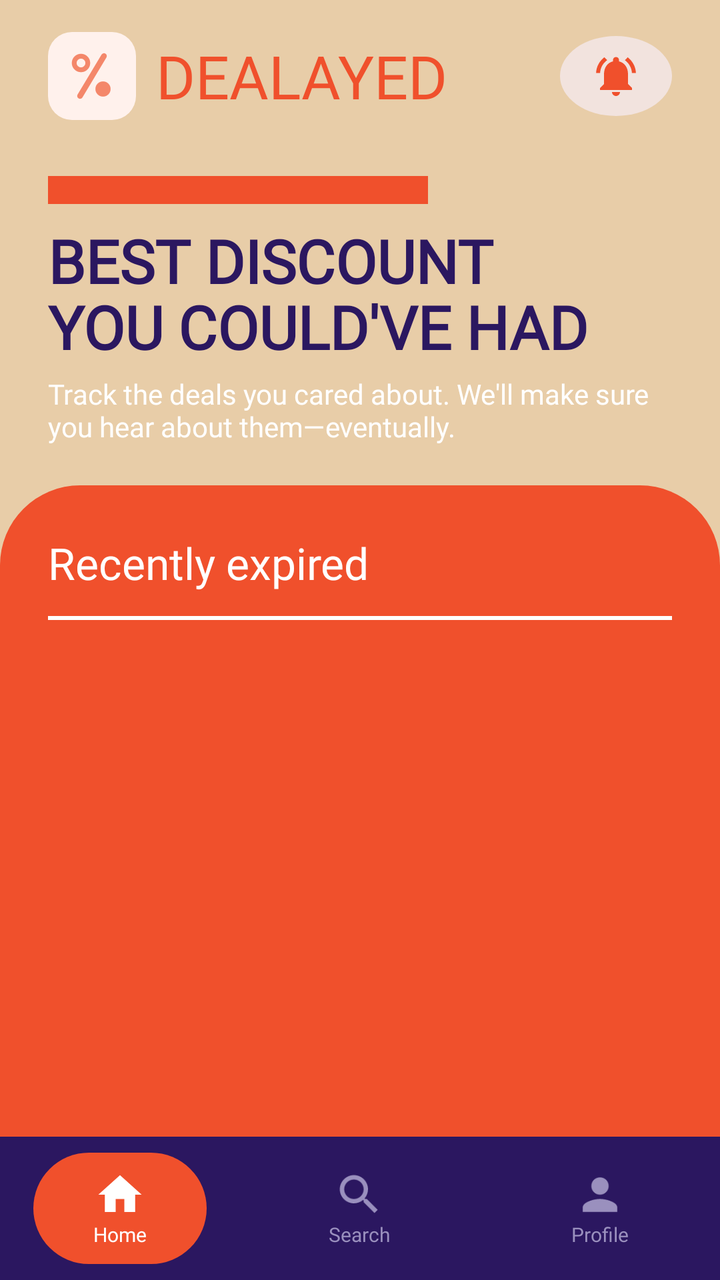
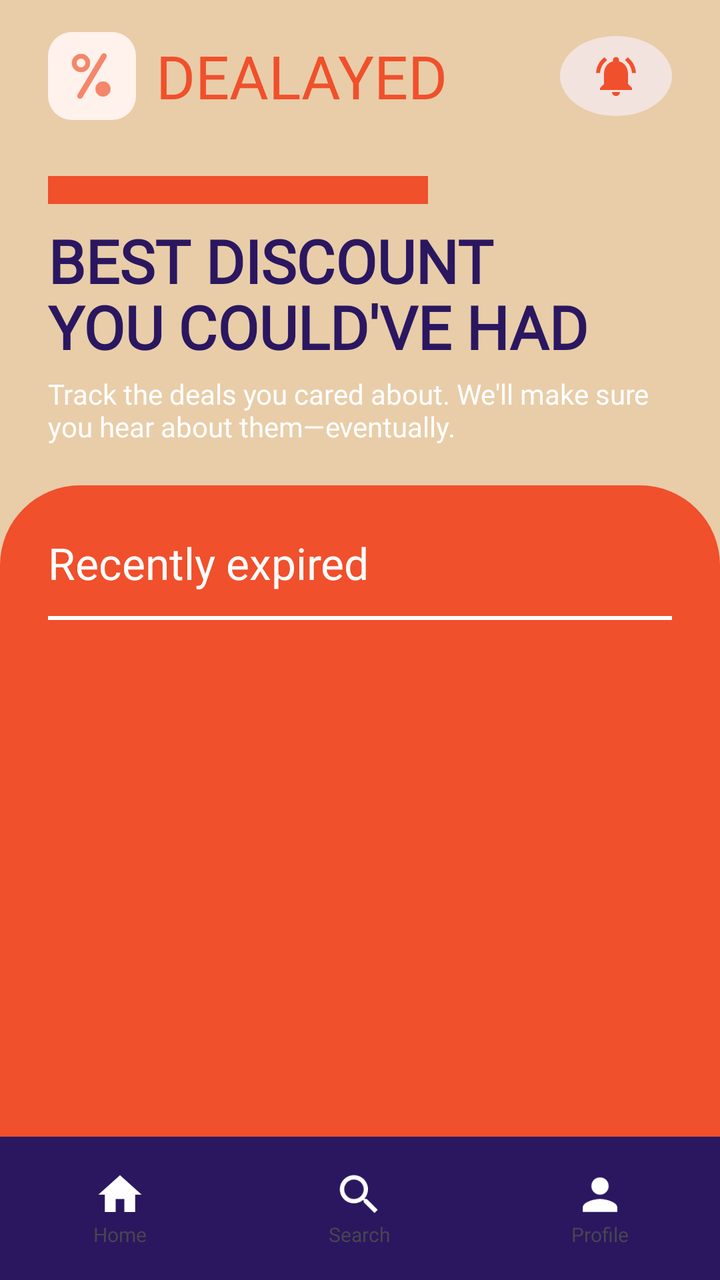

Screens rendered from an Android XML layout before and after an edit, with the pre-edit source and the edit as a unified diff.
<!-- AndroidManifest.xml: application theme Theme.Dealayed -->
<!-- res/layout/activity_home.xml -->
<?xml version="1.0" encoding="utf-8"?>
<LinearLayout xmlns:android="http://schemas.android.com/apk/res/android"
    xmlns:app="http://schemas.android.com/apk/res-auto"
    android:id="@+id/root"
    android:layout_width="match_parent"
    android:layout_height="match_parent"
    android:orientation="vertical"
    android:background="@color/beige">

    
    
    <LinearLayout
        android:layout_width="match_parent"
        android:layout_height="wrap_content"
        android:gravity="center_vertical"
        android:orientation="horizontal"
        android:paddingStart="24dp"
        android:paddingEnd="24dp"
        android:paddingTop="16dp"
        android:paddingBottom="4dp">

        <ImageView
            android:layout_width="44dp"
            android:layout_height="44dp"
            android:contentDescription="Dealayed logo"
            android:src="@drawable/ic_logo_mark" />

        <TextView
            android:layout_width="0dp"
            android:layout_height="wrap_content"
            android:layout_weight="1"
            android:layout_marginStart="10dp"
            android:fontFamily="@font/lexend_extrabold"
            android:text="DEALAYED"
            android:textColor="@color/orange"
            android:textSize="30sp" />

        <ImageView
            android:id="@+id/bellButton"
            android:layout_width="56dp"
            android:layout_height="40dp"
            android:background="@drawable/bg_bell_button"
            android:padding="8dp"
            android:src="@drawable/ic_bell"
            app:tint="@color/orange" />

    </LinearLayout>

    
    <View
        android:layout_width="190dp"
        android:layout_height="14dp"
        android:layout_marginStart="24dp"
        android:layout_marginTop="24dp"
        android:background="@color/orange" />

    <TextView
        android:layout_width="match_parent"
        android:layout_height="wrap_content"
        android:layout_marginStart="24dp"
        android:layout_marginEnd="24dp"
        android:layout_marginTop="8dp"
        android:fontFamily="@font/lexend"
        android:text="BEST DISCOUNT\nYOU COULD\'VE HAD"
        android:textColor="@color/purple"
        android:textSize="30sp"
        android:textStyle="bold"
        android:lineSpacingMultiplier="0.95" />

    <TextView
        android:layout_width="match_parent"
        android:layout_height="wrap_content"
        android:layout_marginStart="24dp"
        android:layout_marginEnd="24dp"
        android:layout_marginTop="4dp"
        android:fontFamily="@font/lexend"
        android:text="Track the deals you cared about. We\'ll make sure you hear about them—eventually."
        android:textColor="@color/white"
        android:textSize="14sp" />

    
    <LinearLayout
        android:layout_width="match_parent"
        android:layout_height="0dp"
        android:layout_weight="1"
        android:layout_marginTop="20dp"
        android:orientation="vertical"
        android:background="@drawable/bg_panel">

        <TextView
            android:layout_width="wrap_content"
            android:layout_height="wrap_content"
            android:layout_marginStart="24dp"
            android:layout_marginTop="24dp"
            android:fontFamily="@font/lexend"
            android:text="Recently expired"
            android:textColor="@color/white"
            android:textSize="22sp" />

        <View
            android:layout_width="match_parent"
            android:layout_height="2dp"
            android:layout_marginStart="24dp"
            android:layout_marginEnd="24dp"
            android:layout_marginTop="12dp"
            android:background="@color/white" />

        
        <HorizontalScrollView
            android:layout_width="match_parent"
            android:layout_height="wrap_content"
            android:layout_marginTop="16dp"
            android:clipToPadding="false"
            android:paddingStart="20dp"
            android:paddingEnd="20dp"
            android:scrollbars="none">

            <LinearLayout
                android:id="@+id/chipContainer"
                android:layout_width="wrap_content"
                android:layout_height="wrap_content"
                android:orientation="horizontal" />
        </HorizontalScrollView>

        
        <androidx.recyclerview.widget.RecyclerView
            android:id="@+id/dealList"
            android:layout_width="match_parent"
            android:layout_height="0dp"
            android:layout_weight="1"
            android:layout_marginTop="16dp"
            android:clipToPadding="false" />

    </LinearLayout>

    
    <LinearLayout
        android:id="@+id/bottomNav"
        android:layout_width="match_parent"
        android:layout_height="wrap_content"
        android:orientation="horizontal"
        android:background="@color/purple"
        android:paddingTop="8dp"
        android:paddingBottom="8dp">

        
        <LinearLayout
            android:layout_width="0dp"
            android:layout_height="wrap_content"
            android:layout_weight="1"
            android:gravity="center">

            <LinearLayout
                android:layout_width="wrap_content"
                android:layout_height="wrap_content"
                android:background="@drawable/bg_nav_active"
                android:gravity="center"
                android:orientation="vertical"
                android:paddingStart="30dp"
                android:paddingEnd="30dp"
                android:paddingTop="8dp"
                android:paddingBottom="8dp">

                <ImageView
                    android:layout_width="26dp"
                    android:layout_height="26dp"
                    android:src="@drawable/ic_home"
                    app:tint="@color/white" />

                <TextView
                    android:layout_width="wrap_content"
                    android:layout_height="wrap_content"
                    android:fontFamily="@font/lexend"
                    android:text="Home"
                    android:textColor="@color/white"
                    android:textSize="10sp" />
            </LinearLayout>
        </LinearLayout>

        
        <LinearLayout
            android:id="@+id/navSearch"
            android:layout_width="0dp"
            android:layout_height="wrap_content"
            android:layout_weight="1"
            android:clickable="true"
            android:focusable="true"
            android:gravity="center">

            <LinearLayout
                android:layout_width="wrap_content"
                android:layout_height="wrap_content"
                android:gravity="center"
                android:orientation="vertical"
                android:paddingTop="8dp"
                android:paddingBottom="8dp">

                <ImageView
                    android:layout_width="26dp"
                    android:layout_height="26dp"
                    android:src="@drawable/ic_search"
                    app:tint="@color/nav_inactive" />

                <TextView
                    android:layout_width="wrap_content"
                    android:layout_height="wrap_content"
                    android:fontFamily="@font/lexend"
                    android:text="Search"
                    android:textColor="@color/nav_inactive"
                    android:textSize="10sp" />
            </LinearLayout>
        </LinearLayout>

        
        <LinearLayout
            android:layout_width="0dp"
            android:layout_height="wrap_content"
            android:layout_weight="1"
            android:gravity="center">

            <LinearLayout
                android:layout_width="wrap_content"
                android:layout_height="wrap_content"
                android:gravity="center"
                android:orientation="vertical"
                android:paddingTop="8dp"
                android:paddingBottom="8dp">

                <ImageView
                    android:layout_width="26dp"
                    android:layout_height="26dp"
                    android:src="@drawable/ic_person"
                    app:tint="@color/nav_inactive" />

                <TextView
                    android:layout_width="wrap_content"
                    android:layout_height="wrap_content"
                    android:fontFamily="@font/lexend"
                    android:text="Profile"
                    android:textColor="@color/nav_inactive"
                    android:textSize="10sp" />
            </LinearLayout>
        </LinearLayout>

    </LinearLayout>

</LinearLayout>
<!-- resources referenced by this layout -->
<resources>
  <color name="beige">#E8CDA8</color>
  <color name="nav_inactive">#9A90BE</color>
  <color name="orange">#F0502C</color>
  <color name="purple">#2B1760</color>
  <color name="white">#FFFFFFFF</color>
  <!-- drawable bg_bell_button (drawable) -->
  <shape xmlns:android="http://schemas.android.com/apk/res/android" android:shape="oval">
      <solid android:color="#F2E3DE"/>
  </shape>
  <!-- drawable bg_nav_active (drawable) -->
  <?xml version="1.0" encoding="utf-8"?>
  <shape xmlns:android="http://schemas.android.com/apk/res/android"
      android:shape="rectangle">
      <solid android:color="@color/orange" />
      <corners android:radius="28dp" />
  </shape>
  <!-- drawable bg_panel (drawable) -->
  <?xml version="1.0" encoding="utf-8"?>
  <shape xmlns:android="http://schemas.android.com/apk/res/android"
      android:shape="rectangle">
      <solid android:color="@color/orange" />
      <corners
          android:topLeftRadius="40dp"
          android:topRightRadius="40dp" />
  </shape>
  <!-- drawable ic_bell (drawable) -->
  <vector xmlns:android="http://schemas.android.com/apk/res/android" android:height="24dp" android:tint="#000000" android:viewportHeight="24" android:viewportWidth="24" android:width="24dp">
        
      <path android:fillColor="@android:color/white" android:pathData="M7.58,4.08L6.15,2.65C3.75,4.48 2.17,7.3 2.03,10.5h2c0.15,-2.65 1.51,-4.97 3.55,-6.42zM19.97,10.5h2c-0.15,-3.2 -1.73,-6.02 -4.12,-7.85l-1.42,1.43c2.02,1.45 3.39,3.77 3.54,6.42zM18,11c0,-3.07 -1.64,-5.64 -4.5,-6.32L13.5,4c0,-0.83 -0.67,-1.5 -1.5,-1.5s-1.5,0.67 -1.5,1.5v0.68C7.63,5.36 6,7.92 6,11v5l-2,2v1h16v-1l-2,-2v-5zM12,22c0.14,0 0.27,-0.01 0.4,-0.04 0.65,-0.14 1.18,-0.58 1.44,-1.18 0.1,-0.24 0.15,-0.5 0.15,-0.78h-4c0.01,1.1 0.9,2 2.01,2z"/>
      
  </vector>
  <!-- drawable ic_home (drawable) -->
  <?xml version="1.0" encoding="utf-8"?>
  <vector xmlns:android="http://schemas.android.com/apk/res/android"
      android:width="24dp"
      android:height="24dp"
      android:viewportWidth="24"
      android:viewportHeight="24">
      <path
          android:fillColor="#FFFFFF"
          android:pathData="M10,20v-6h4v6h5v-8h3L12,3 2,12h3v8z" />
  </vector>
  <!-- drawable ic_person (drawable) -->
  <?xml version="1.0" encoding="utf-8"?>
  <vector xmlns:android="http://schemas.android.com/apk/res/android"
      android:width="24dp"
      android:height="24dp"
      android:viewportWidth="24"
      android:viewportHeight="24">
      <path
          android:fillColor="#FFFFFF"
          android:pathData="M12,12c2.21,0 4,-1.79 4,-4s-1.79,-4 -4,-4 -4,1.79 -4,4 1.79,4 4,4zM12,14c-2.67,0 -8,1.34 -8,4v2h16v-2c0,-2.66 -5.33,-4 -8,-4z" />
  </vector>
  <!-- drawable ic_search (drawable) -->
  <?xml version="1.0" encoding="utf-8"?>
  <vector xmlns:android="http://schemas.android.com/apk/res/android"
      android:width="24dp"
      android:height="24dp"
      android:viewportWidth="24"
      android:viewportHeight="24">
      <path
          android:fillColor="#FFFFFF"
          android:pathData="M15.5,14h-0.79l-0.28,-0.27C15.41,12.59 16,11.11 16,9.5 16,5.91 13.09,3 9.5,3S3,5.91 3,9.5 5.91,16 9.5,16c1.61,0 3.09,-0.59 4.23,-1.57l0.27,0.28v0.79l5,4.99L20.49,19l-4.99,-5zM9.5,14C7.01,14 5,11.99 5,9.5S7.01,5 9.5,5 14,7.01 14,9.5 11.99,14 9.5,14z" />
  </vector>
  <style name="Theme.Dealayed" parent="Base.Theme.Dealayed" />
  <style name="Base.Theme.Dealayed" parent="Theme.Material3.DayNight.NoActionBar">
          
          
      </style>
  <!-- unchanged entries left out for length: 1 -->
</resources>

<!-- the commit's change to res/layout/activity_home.xml (unified diff, before → after) -->
@@ -7,7 +7,6 @@
     android:orientation="vertical"
     android:background="@color/beige">
 
-    
     
     <LinearLayout
         android:layout_width="match_parent"
@@ -134,114 +133,132 @@
     </LinearLayout>
 
     
-    <LinearLayout
-        android:id="@+id/bottomNav"
-        android:layout_width="match_parent"
-        android:layout_height="wrap_content"
-        android:orientation="horizontal"
-        android:background="@color/purple"
-        android:paddingTop="8dp"
-        android:paddingBottom="8dp">
-
-        
+    <include
+        layout="@layout/view_bottom_nav"
+        android:layout_width="match_parent"
+        android:layout_height="wrap_content" />
+
+</LinearLayout>
+<!-- res/layout/view_bottom_nav.xml (included above) -->
+<?xml version="1.0" encoding="utf-8"?>
+<LinearLayout xmlns:android="http://schemas.android.com/apk/res/android"
+    android:id="@+id/bottomNav"
+    android:layout_width="match_parent"
+    android:layout_height="wrap_content"
+    android:background="@color/purple"
+    android:orientation="horizontal"
+    android:paddingTop="8dp"
+    android:paddingBottom="8dp">
+
+    
+    <LinearLayout
+        android:id="@+id/navHome"
+        android:layout_width="0dp"
+        android:layout_height="wrap_content"
+        android:layout_weight="1"
+        android:clickable="true"
+        android:focusable="true"
+        android:gravity="center">
+
         <LinearLayout
-            android:layout_width="0dp"
-            android:layout_height="wrap_content"
-            android:layout_weight="1"
-            android:gravity="center">
-
-            <LinearLayout
-                android:layout_width="wrap_content"
-                android:layout_height="wrap_content"
-                android:background="@drawable/bg_nav_active"
-                android:gravity="center"
-                android:orientation="vertical"
-                android:paddingStart="30dp"
-                android:paddingEnd="30dp"
-                android:paddingTop="8dp"
-                android:paddingBottom="8dp">
-
-                <ImageView
-                    android:layout_width="26dp"
-                    android:layout_height="26dp"
-                    android:src="@drawable/ic_home"
-                    app:tint="@color/white" />
-
-                <TextView
-                    android:layout_width="wrap_content"
-                    android:layout_height="wrap_content"
-                    android:fontFamily="@font/lexend"
-                    android:text="Home"
-                    android:textColor="@color/white"
-                    android:textSize="10sp" />
-            </LinearLayout>
+            android:id="@+id/navHomePill"
+            android:layout_width="wrap_content"
+            android:layout_height="wrap_content"
+            android:gravity="center"
+            android:orientation="vertical"
+            android:paddingStart="30dp"
+            android:paddingEnd="30dp"
+            android:paddingTop="8dp"
+            android:paddingBottom="8dp">
+
+            <ImageView
+                android:id="@+id/navHomeIcon"
+                android:layout_width="26dp"
+                android:layout_height="26dp"
+                android:src="@drawable/ic_home" />
+
+            <TextView
+                android:id="@+id/navHomeLabel"
+                android:layout_width="wrap_content"
+                android:layout_height="wrap_content"
+                android:fontFamily="@font/lexend"
+                android:text="Home"
+                android:textSize="10sp" />
         </LinearLayout>
-
-        
+    </LinearLayout>
+
+    
+    <LinearLayout
+        android:id="@+id/navSearch"
+        android:layout_width="0dp"
+        android:layout_height="wrap_content"
+        android:layout_weight="1"
+        android:clickable="true"
+        android:focusable="true"
+        android:gravity="center">
+
         <LinearLayout
-            android:id="@+id/navSearch"
-            android:layout_width="0dp"
-            android:layout_height="wrap_content"
-            android:layout_weight="1"
-            android:clickable="true"
-            android:focusable="true"
-            android:gravity="center">
-
-            <LinearLayout
-                android:layout_width="wrap_content"
-                android:layout_height="wrap_content"
-                android:gravity="center"
-                android:orientation="vertical"
-                android:paddingTop="8dp"
-                android:paddingBottom="8dp">
-
-                <ImageView
-                    android:layout_width="26dp"
-                    android:layout_height="26dp"
-                    android:src="@drawable/ic_search"
-                    app:tint="@color/nav_inactive" />
-
-                <TextView
-                    android:layout_width="wrap_content"
-                    android:layout_height="wrap_content"
-                    android:fontFamily="@font/lexend"
-                    android:text="Search"
-                    android:textColor="@color/nav_inactive"
-                    android:textSize="10sp" />
-            </LinearLayout>
+            android:id="@+id/navSearchPill"
+            android:layout_width="wrap_content"
+            android:layout_height="wrap_content"
+            android:gravity="center"
+            android:orientation="vertical"
+            android:paddingStart="30dp"
+            android:paddingEnd="30dp"
+            android:paddingTop="8dp"
+            android:paddingBottom="8dp">
+
+            <ImageView
+                android:id="@+id/navSearchIcon"
+                android:layout_width="26dp"
+                android:layout_height="26dp"
+                android:src="@drawable/ic_search" />
+
+            <TextView
+                android:id="@+id/navSearchLabel"
+                android:layout_width="wrap_content"
+                android:layout_height="wrap_content"
+                android:fontFamily="@font/lexend"
+                android:text="Search"
+                android:textSize="10sp" />
         </LinearLayout>
-
-        
+    </LinearLayout>
+
+    
+    <LinearLayout
+        android:id="@+id/navProfile"
+        android:layout_width="0dp"
+        android:layout_height="wrap_content"
+        android:layout_weight="1"
+        android:clickable="true"
+        android:focusable="true"
+        android:gravity="center">
+
         <LinearLayout
-            android:layout_width="0dp"
-            android:layout_height="wrap_content"
-            android:layout_weight="1"
-            android:gravity="center">
-
-            <LinearLayout
-                android:layout_width="wrap_content"
-                android:layout_height="wrap_content"
-                android:gravity="center"
-                android:orientation="vertical"
-                android:paddingTop="8dp"
-                android:paddingBottom="8dp">
-
-                <ImageView
-                    android:layout_width="26dp"
-                    android:layout_height="26dp"
-                    android:src="@drawable/ic_person"
-                    app:tint="@color/nav_inactive" />
-
-                <TextView
-                    android:layout_width="wrap_content"
-                    android:layout_height="wrap_content"
-                    android:fontFamily="@font/lexend"
-                    android:text="Profile"
-                    android:textColor="@color/nav_inactive"
-                    android:textSize="10sp" />
-            </LinearLayout>
+            android:id="@+id/navProfilePill"
+            android:layout_width="wrap_content"
+            android:layout_height="wrap_content"
+            android:gravity="center"
+            android:orientation="vertical"
+            android:paddingStart="30dp"
+            android:paddingEnd="30dp"
+            android:paddingTop="8dp"
+            android:paddingBottom="8dp">
+
+            <ImageView
+                android:id="@+id/navProfileIcon"
+                android:layout_width="26dp"
+                android:layout_height="26dp"
+                android:src="@drawable/ic_person" />
+
+            <TextView
+                android:id="@+id/navProfileLabel"
+                android:layout_width="wrap_content"
+                android:layout_height="wrap_content"
+                android:fontFamily="@font/lexend"
+                android:text="Profile"
+                android:textSize="10sp" />
         </LinearLayout>
-
     </LinearLayout>
 
 </LinearLayout>
<!-- resource entries referenced after the edit -->
@@ -1,20 +1,12 @@
 <!-- resources referenced by this layout -->
 <resources>
   <color name="beige">#E8CDA8</color>
-  <color name="nav_inactive">#9A90BE</color>
   <color name="orange">#F0502C</color>
   <color name="purple">#2B1760</color>
   <color name="white">#FFFFFFFF</color>
   <!-- drawable bg_bell_button (drawable) -->
   <shape xmlns:android="http://schemas.android.com/apk/res/android" android:shape="oval">
       <solid android:color="#F2E3DE"/>
-  </shape>
-  <!-- drawable bg_nav_active (drawable) -->
-  <?xml version="1.0" encoding="utf-8"?>
-  <shape xmlns:android="http://schemas.android.com/apk/res/android"
-      android:shape="rectangle">
-      <solid android:color="@color/orange" />
-      <corners android:radius="28dp" />
   </shape>
   <!-- drawable bg_panel (drawable) -->
   <?xml version="1.0" encoding="utf-8"?>
